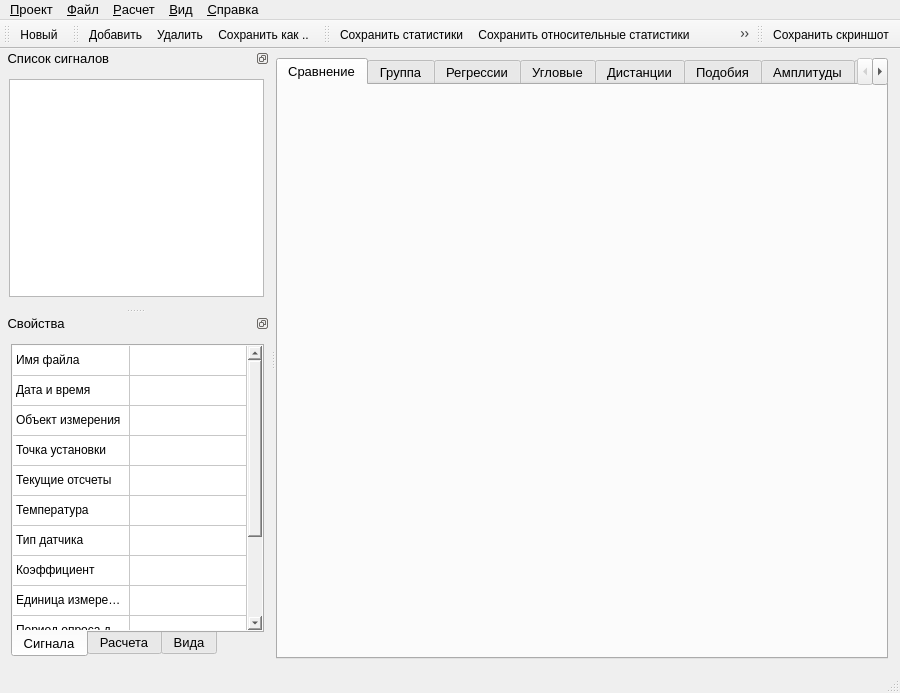
Old version of the form gui/MainWindow.ui in the repository Qinterfly/EvalSig.
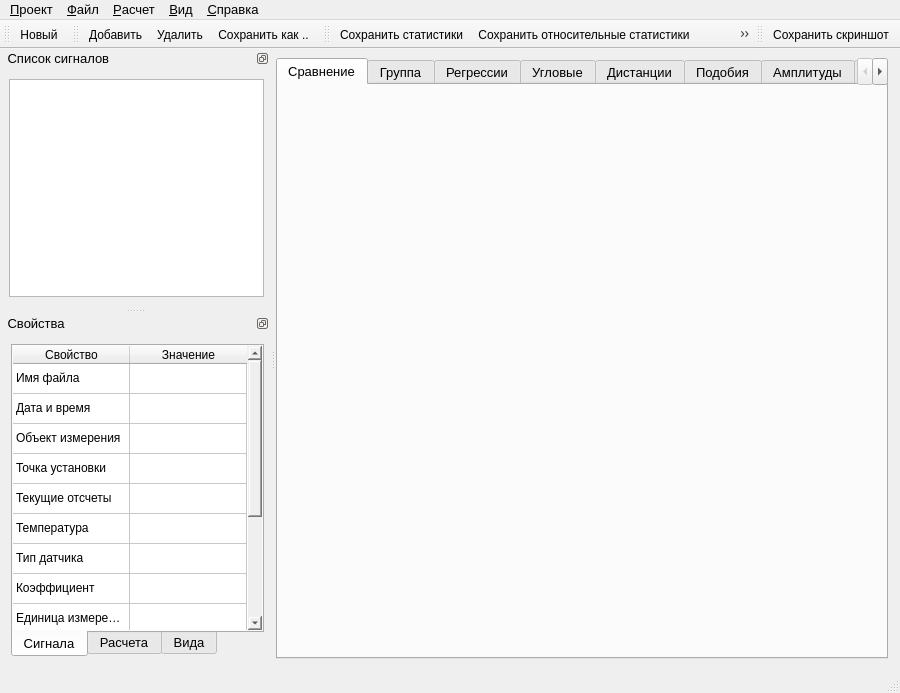
New version of the form. Icons and pictures are not drawn. Custom widgets are drawn as their Qt base class.

Diff of the .ui file:
```diff
--- a/gui/MainWindow.ui
+++ b/gui/MainWindow.ui
@@ -713,7 +713,7 @@
             <number>13</number>
            </property>
            <attribute name="horizontalHeaderVisible">
-            <bool>false</bool>
+            <bool>true</bool>
            </attribute>
            <attribute name="horizontalHeaderCascadingSectionResizes">
             <bool>false</bool>
```
